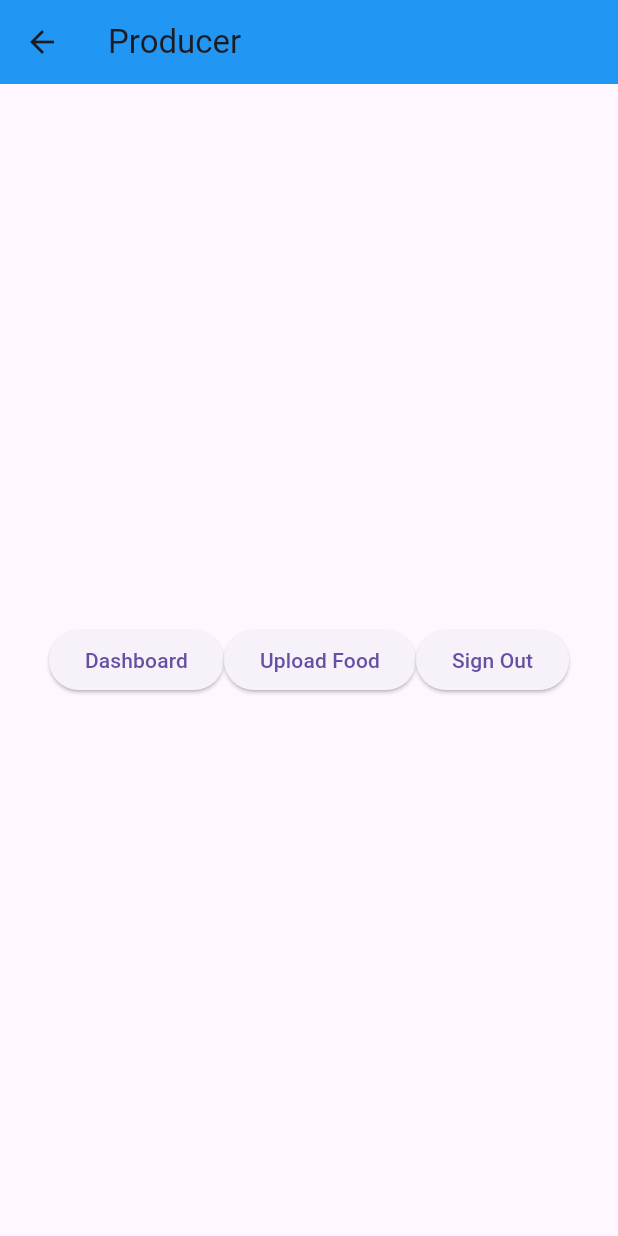
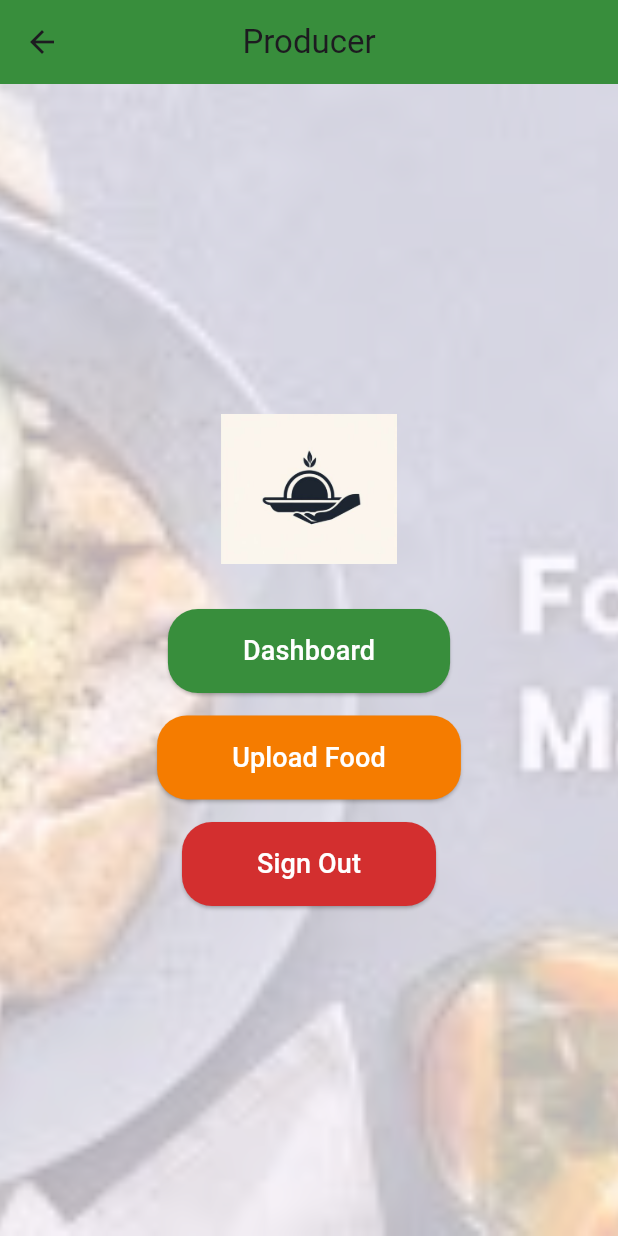
Before and after one commit to Ajith0504/Food-Management-App, a Flutter app: the ProducerPage screen opened by its route, on a phone screen of 412 x 824 dp. Run offline on Flutter 3.47's test engine with Material 3 defaults, Android fonts, the phone set to English and light mode, and no system bars; our stand-ins replace cloud_firestore, firebase_auth, firebase_core, firebase_storage, fluttertoast, image_picker; accounts and stored records are empty.

Commit message:
I changed producer page

```diff
--- a/lib/features/producer/pages/producer_page.dart
+++ b/lib/features/producer/pages/producer_page.dart
@@ -9,33 +9,95 @@ class ProducerPage extends StatelessWidget {
   @override
   Widget build(BuildContext context) {
     return Scaffold(
-      appBar:
-          AppBar(title: const Text("Producer"), backgroundColor: Colors.blue),
-      body: Center(
-        child: Row(
+      appBar: AppBar(
+        title: const Text("Producer"),
+        backgroundColor: Colors.green[700],
+        centerTitle: true,
+      ),
+      body: Stack(
+        children: [
+          // Background Image
+          Positioned.fill(
+            child: Opacity(
+              opacity: 0.3, // Reduce brightness of background
+              child: Image.asset(
+                "assets/images/food_management.jpg",
+                fit: BoxFit.cover,
+              ),
+            ),
+          ),
+
+          // Content
+          Center(
+            child: Column(
               mainAxisAlignment: MainAxisAlignment.center,
               children: [
+                // App Logo
+                Image.asset(
+                  "assets/images/food_logo.jpg",
+                  height: 100,
+                ),
+                const SizedBox(height: 30),
+
+                // Buttons with styling
                 ElevatedButton(
                   onPressed: () => Navigator.push(
                     context,
                     MaterialPageRoute(
-                      builder: (context) => const ProducerDashboard())),
-              child: const Text("Dashboard"),
+                      builder: (context) => const ProducerDashboard(),
                     ),
+                  ),
+                  style: ElevatedButton.styleFrom(
+                    backgroundColor: Colors.green[700],
+                    foregroundColor: Colors.white,
+                    padding: const EdgeInsets.symmetric(
+                        horizontal: 50, vertical: 15),
+                    shape: RoundedRectangleBorder(
+                      borderRadius: BorderRadius.circular(20),
+                    ),
+                  ),
+                  child:
+                      const Text("Dashboard", style: TextStyle(fontSize: 18)),
+                ),
+                const SizedBox(height: 15),
+
                 ElevatedButton(
                   onPressed: () => Navigator.pushNamed(context, "/upload_food"),
-              child: const Text("Upload Food"),
+                  style: ElevatedButton.styleFrom(
+                    backgroundColor: Colors.orange[700],
+                    foregroundColor: Colors.white,
+                    padding: const EdgeInsets.symmetric(
+                        horizontal: 50, vertical: 15),
+                    shape: RoundedRectangleBorder(
+                      borderRadius: BorderRadius.circular(20),
                     ),
+                  ),
+                  child:
+                      const Text("Upload Food", style: TextStyle(fontSize: 18)),
+                ),
+                const SizedBox(height: 15),
+
                 ElevatedButton(
                   onPressed: () {
                     FirebaseAuth.instance.signOut();
                     Navigator.pushReplacementNamed(context, "/login");
                   },
-              child: const Text("Sign Out"),
+                  style: ElevatedButton.styleFrom(
+                    backgroundColor: Colors.red[700],
+                    foregroundColor: Colors.white,
+                    padding: const EdgeInsets.symmetric(
+                        horizontal: 50, vertical: 15),
+                    shape: RoundedRectangleBorder(
+                      borderRadius: BorderRadius.circular(20),
+                    ),
+                  ),
+                  child: const Text("Sign Out", style: TextStyle(fontSize: 18)),
                 ),
               ],
             ),
           ),
+        ],
+      ),
     );
   }
 }
--- a/lib/features/producer/pages/upload_food_page.dart
+++ b/lib/features/producer/pages/upload_food_page.dart
@@ -22,9 +22,18 @@ class _UploadFoodPageState extends State<UploadFoodPage> {
   final FirebaseStorage _storage = FirebaseStorage.instance;
 
   Future<void> _pickImage(ImageSource source) async {
-    final XFile? pickedFile = await ImagePicker().pickImage(source: source);
-    if (pickedFile != null) {
-      setState(() => _selectedImage = File(pickedFile.path));
+    try {
+      final XFile? pickedFile = await ImagePicker().pickImage(source: source);
+
+      if (pickedFile != null) {
+        setState(() {
+          _selectedImage = File(pickedFile.path);
+        });
+      } else {
+        print("No image selected");
+      }
+    } catch (e) {
+      print("Error picking image: $e");
     }
   }
 
--- a/lib/features/user_auth/pages/role_selection_page.dart
+++ b/lib/features/user_auth/pages/role_selection_page.dart
@@ -21,12 +21,13 @@ class RoleSelectionPage extends StatelessWidget {
               onTap: () {
                 Navigator.pushReplacement(
                   context,
-                  MaterialPageRoute(builder: (context) => const ProducerDashboard()),
+                  MaterialPageRoute(
+                      builder: (context) => const ProducerDashboard()),
                 );
               },
               child: Container(
-                width: 250,
-                height: 120,
+                width: 300,
+                height: 200,
                 decoration: BoxDecoration(
                   color: Colors.blueAccent,
                   borderRadius: BorderRadius.circular(15),
@@ -55,12 +56,13 @@ class RoleSelectionPage extends StatelessWidget {
               onTap: () {
                 Navigator.pushReplacement(
                   context,
-                  MaterialPageRoute(builder: (context) => const ConsumerDashboard()),
+                  MaterialPageRoute(
+                      builder: (context) => const ConsumerDashboard()),
                 );
               },
               child: Container(
-                width: 250,
-                height: 120,
+                width: 300,
+                height: 200,
                 decoration: BoxDecoration(
                   color: Colors.orangeAccent,
                   borderRadius: BorderRadius.circular(15),
--- a/pubspec.yaml
+++ b/pubspec.yaml
@@ -66,9 +66,9 @@ flutter:
   uses-material-design: true
 
   # To add assets to your application, add an assets section, like this:
-  # assets:
-  #   - images/a_dot_burr.jpeg
-  #   - images/a_dot_ham.jpeg
+  assets:
+    - assets/images/food_management.jpg
+    - assets/images/food_logo.jpg
 
   # An image asset can refer to one or more resolution-specific "variants", see
   # https://flutter.dev/to/resolution-aware-images
```
Also changed, not shown: assets/images/food_logo.jpg (added), assets/images/food_management.jpg (added), 2 other files. Lines whose indentation alone changed are shown as unchanged.
